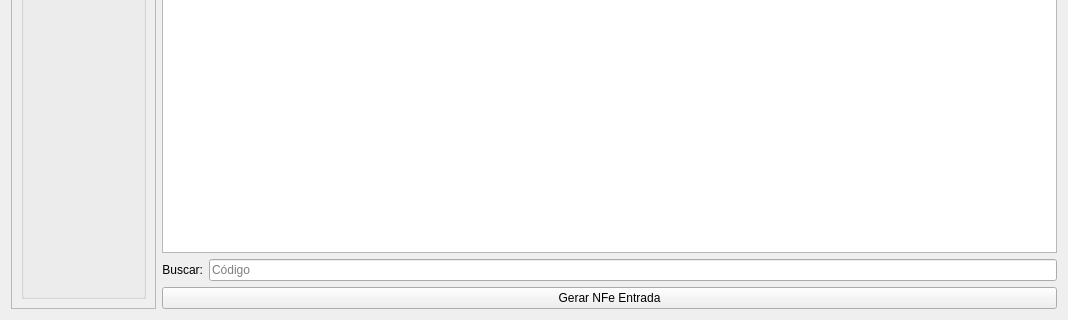
First picture: the form in ui/widgetdevolucao.ui, repository darktorres/ERP-STACCATO, before the edit; both pictures show x 0 to 1068 and y 283 to 603 of the 1068 by 603 pixel window.
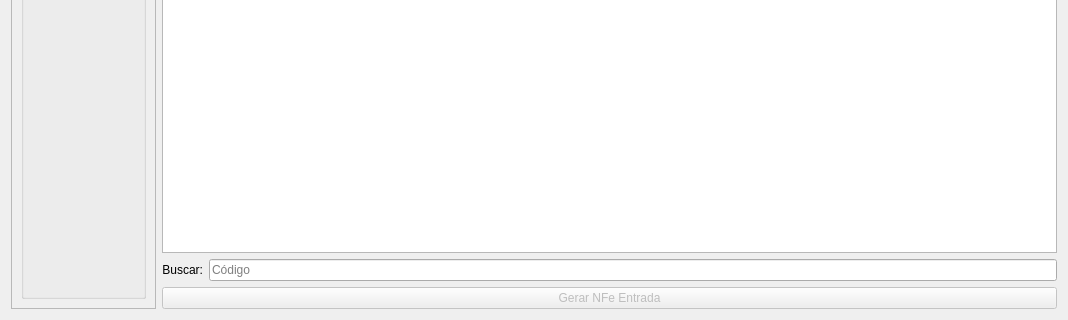
Second picture: the form after the edit. Custom widgets are drawn as their Qt base class.

Commit message: Desabilitar emissão de nfe de devolução

```diff
--- a/ui/widgetdevolucao.ui
+++ b/ui/widgetdevolucao.ui
@@ -183,6 +183,9 @@
    </item>
    <item row="2" column="1" colspan="2">
     <widget class="QPushButton" name="pushButtonGerarNFe">
+     <property name="enabled">
+      <bool>false</bool>
+     </property>
      <property name="text">
       <string>Gerar NFe Entrada</string>
      </property>
```
Left out of the diff: 2 changed lines with no effect on the pictures.
